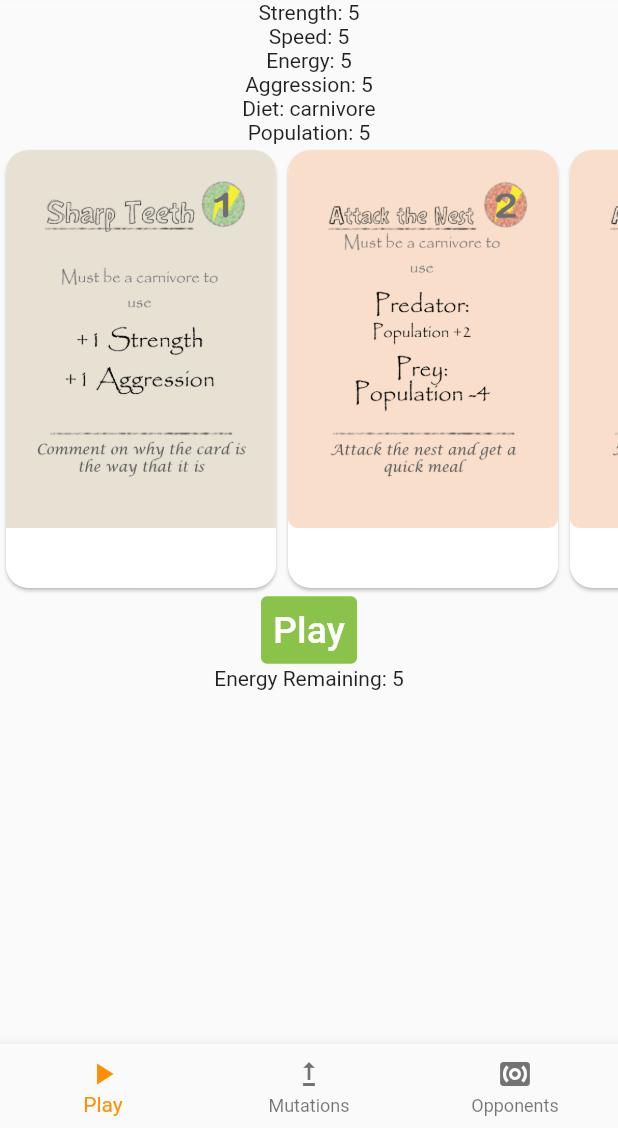
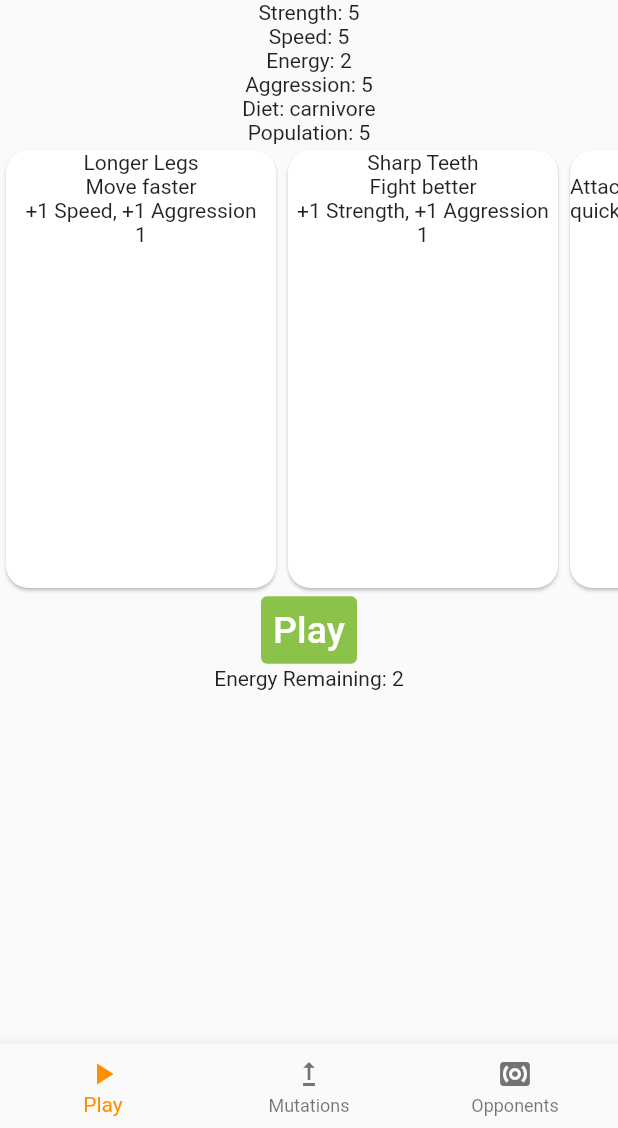
Before and after one commit to LiamWhitenack/MyFirstApp, a Flutter app: the GameScreen screen opened directly, after a tap on "Play", on a phone screen of 412 x 824 dp, the part 108-1236 px from its top. Run offline on Flutter 3.47's test engine with Material 2 defaults, Android fonts, the phone set to English and light mode, and no system bars.

Commit message:
code is easier to work with

```diff
--- a/lib/attack_cards.dart
+++ b/lib/attack_cards.dart
@@ -1,4 +1,7 @@
 import 'dart:async';
+import 'package:myfirstapp/card_classes.dart';
+
+import 'mutation_cards.dart';
 
 import 'package:flutter/foundation.dart';
 import 'package:flutter/material.dart';
@@ -12,10 +15,9 @@
 Species prey = playerOne;
 
 List<Widget> opponentCards(Species predator, ValueNotifier listener,
-    {Function preyConditions = alwaysTrue, bool attackCard = false}) {
+    {Function preyConditions = alwaysTrue, bool attack = false}) {
   List<Species> opponentList = opponents(predator);
   List<Widget> output = [];
-  List<int> cardNums = [];
   List<bool> viableTargetList = [];
   for (var i = 0; i < opponentList.length; i++) {
     viableTargetList.add(preyConditions.call(opponentList.elementAt(i)));
@@ -28,7 +30,7 @@
           child: Container(
             height: 112,
             color: viableTargetList.elementAt(i)
-                ? (listener.value == i ? (attackCard ? Colors.blue : Colors.white) : Colors.white)
+                ? (listener.value == i ? (attack ? Colors.blue : Colors.white) : Colors.white)
                 : Colors.grey,
             child: Column(children: [
               Text('Reproduction: ${opponentList.elementAt(i).reproduction}'),
@@ -65,16 +67,12 @@
   return true;
 }
 
-Map<String, Function> predatorConditions = {'Attack_the_Nest-01': predatorAttackTheNest};
-
-Map<String, Function> preyConditions = {'Attack_the_Nest-01': preyAttackTheNest};
-
 class ChooseOpponentScreen extends StatelessWidget {
   final Species player;
-  final int cardNum;
+  final AttackCardInfo info;
   final ValueNotifier<int> selected = ValueNotifier(999);
 
-  ChooseOpponentScreen({required this.cardNum, required this.player, super.key});
+  ChooseOpponentScreen({required this.info, required this.player, super.key});
 
   @override
   Widget build(BuildContext context) {
@@ -91,8 +89,7 @@
             return Column(
               children: [
                 Column(
-                  children: opponentCards(player, selected,
-                      preyConditions: preyConditions[intToCardName[cardNum]]!, attackCard: true),
+                  children: opponentCards(player, selected, preyConditions: info.preyRequirements, attack: true),
                 ),
                 TextButton(
                     onPressed: () {
--- a/lib/card_classes.dart
+++ b/lib/card_classes.dart
@@ -1,11 +1,71 @@
 // ignore_for_file: prefer_const_constructors
 
 import 'package:flutter/material.dart';
+import 'mutation_cards.dart';
 import 'players.dart';
 import 'species.dart';
 import 'play_screen.dart';
 import 'decks.dart';
 import 'attack_cards.dart';
+
+List<AttackCardInfo> attackCards = [attackTheNest, attackTheNest];
+
+AttackCardInfo attackTheNest = AttackCardInfo(
+    name: 'Attack the Nest',
+    description: 'Attack the nest and get a quick meal',
+    predatorRequirementsString: 'Must be a carnivore',
+    preyRequirementsString: 'Must be a carnivore',
+    predatorEffectsString: '+2 population',
+    preyEffectsString: '+4 population',
+    cost: 3);
+
+class AttackCardInfo {
+  final String name;
+  final String description;
+  final String predatorRequirementsString;
+  final String preyRequirementsString;
+  final String predatorEffectsString;
+  final String preyEffectsString;
+  final int cost;
+  final Function predatorRequirements;
+  final Function preyRequirements;
+  final Function predatorEffects;
+  final Function preyEffects;
+
+  AttackCardInfo({
+    required this.predatorEffectsString,
+    required this.preyEffectsString,
+    required this.name,
+    required this.description,
+    required this.cost,
+    this.predatorEffects = doNothing,
+    this.preyEffects = doNothing,
+    this.predatorRequirements = affordable,
+    this.preyRequirements = preyAttackTheNest,
+    this.predatorRequirementsString = '',
+    this.preyRequirementsString = '',
+  });
+}
+
+class AdaptationCardInfo {
+  final String name;
+  final String description;
+  final String requirementsString;
+  final String effectsString;
+  final int cost;
+  final Function requirements;
+  final Function effects;
+
+  AdaptationCardInfo({
+    required this.effectsString,
+    required this.name,
+    required this.description,
+    required this.requirementsString,
+    required this.cost,
+    this.requirements = affordable,
+    this.effects = doNothing,
+  });
+}
 
 void playLongLegs(Species player) {
   player.increaseAggression(1);
@@ -19,34 +79,90 @@
   player.increaseEnergyToSpend(-1);
 }
 
-class EvolutionCard extends StatefulWidget {
-  final String imgPath;
-  final ValueNotifier<int> valueNotifier;
+// ignore: must_be_immutable
+class AttackCard extends StatelessWidget {
+  final AttackCardInfo info;
+  final ValueNotifier<int> selected;
+  final ValueNotifier<String> selectedType;
   final ValueNotifier<bool> canPlay;
   final int cardNum;
-  const EvolutionCard({
+  AttackCard({
     super.key,
-    required this.imgPath,
-    required this.valueNotifier,
+    required this.info,
+    required this.selected,
+    required this.selectedType,
     required this.canPlay,
     required this.cardNum,
   });
 
   @override
-  State<EvolutionCard> createState() => _EvolutionCardState();
-}
-
-class _EvolutionCardState extends State<EvolutionCard> {
-  @override
   Widget build(BuildContext context) {
     return ValueListenableBuilder<int>(
-        valueListenable: widget.valueNotifier,
+      valueListenable: selected,
       builder: (context, value, child) {
         return GestureDetector(
           child: Card(
             clipBehavior: Clip.antiAlias,
-              color: widget.cardNum == widget.valueNotifier.value
-                  ? (canPlay.value ? Colors.green : Colors.lightGreen)
+            color: (cardNum == selected.value) & (selectedType.value == 'attack')
+                ? (info.predatorRequirements.call(playerOne, info) ? Colors.red : Colors.pink)
+                : Colors.white,
+            shape: RoundedRectangleBorder(
+              borderRadius: BorderRadius.circular(15.0),
+            ),
+            child: InkWell(
+              splashColor: Colors.redAccent,
+              onTap: () {
+                selectedType.value = 'attack';
+                selected.value = cardNum;
+                canPlay.value = info.predatorRequirements.call(playerOne, info);
+              },
+              child: SizedBox(
+                width: 180,
+                height: 300,
+                child: Column(
+                  children: [
+                    Text(info.name),
+                    Text(info.description),
+                    Text(info.predatorEffectsString),
+                    Text(info.preyEffectsString),
+                    Text(info.cost.toString()),
+                  ],
+                ),
+              ),
+            ),
+          ),
+        );
+      },
+    );
+  }
+}
+
+// ignore: must_be_immutable
+class AdaptationCard extends StatelessWidget {
+  final AdaptationCardInfo info;
+  final ValueNotifier<int> selected;
+  final ValueNotifier<String> selectedType;
+  final ValueNotifier<bool> canPlay;
+  final int cardNum;
+  AdaptationCard({
+    super.key,
+    required this.info,
+    required this.selected,
+    required this.selectedType,
+    required this.canPlay,
+    required this.cardNum,
+  });
+
+  @override
+  Widget build(BuildContext context) {
+    return ValueListenableBuilder<int>(
+      valueListenable: selected,
+      builder: (context, value, child) {
+        return GestureDetector(
+          child: Card(
+            clipBehavior: Clip.antiAlias,
+            color: (cardNum == selected.value) & (selectedType.value == 'adaptation')
+                ? (info.requirements.call(playerOne, info) ? Colors.green : Colors.lightGreen)
                 : Colors.white,
             shape: RoundedRectangleBorder(
               borderRadius: BorderRadius.circular(15.0),
@@ -54,39 +170,26 @@
             child: InkWell(
               splashColor: Colors.greenAccent,
               onTap: () {
-                  widget.valueNotifier.value = widget.cardNum;
-                  bool temp = true;
-                  if (cardTypes[intToCardName[widget.valueNotifier.value]] == 'attack') {
-                    temp = predatorConditions[intToCardName[widget.valueNotifier.value]]
-                        ?.call(playerOne); // check to make sure that it can be played if it's an attack card
-                  }
-                  canPlay.value =
-                      (cardCosts[intToCardName[(widget.valueNotifier.value)]]! <= playerOne.energyToSpend) & temp;
-                },
-                onDoubleTap: () {
-                  Navigator.push(
-                    context,
-                    MaterialPageRoute(
-                      builder: (context) => CardZoomed(
-                        imgPath: widget.imgPath,
-                      ),
-                    ),
-                  );
+                selectedType.value = 'adaptation';
+                selected.value = cardNum;
+                canPlay.value = info.requirements.call(playerOne, info);
               },
               child: SizedBox(
                 width: 180,
                 height: 300,
                 child: Column(
-                    children: <Widget>[
-                      Image(
-                        image: AssetImage(widget.imgPath),
-                      ),
+                  children: [
+                    Text(info.name),
+                    Text(info.description),
+                    Text(info.effectsString),
+                    Text(info.cost.toString()),
                   ],
                 ),
               ),
             ),
           ),
         );
-        });
+      },
+    );
   }
 }
--- a/lib/decks.dart
+++ b/lib/decks.dart
@@ -1,126 +1,94 @@
 import 'card_classes.dart';
 import 'package:flutter/material.dart';
-import 'attack_cards.dart';
 
 ValueNotifier<int> selected = ValueNotifier(999);
+ValueNotifier<String> selectedType = ValueNotifier('');
 ValueNotifier<bool> canPlay = ValueNotifier(false);
-List<int> cardNumList = returnCardNumList();
-List<int> discardNumList = [];
 
-Map<int, String> intToCardName = {
-  0: 'Long_Legs-01',
-  1: 'Long_Legs-02',
-  2: 'Long_Legs-03',
-  3: 'Sharp_Teeth-01',
-  4: 'Sharp_Teeth-02',
-  5: 'Sharp_Teeth-03',
-  6: 'Attack_the_Nest-01',
-};
+List<AdaptationCardInfo> adaptationCards = [longLegs, longLegs, longLegs, sharpTeeth, sharpTeeth, sharpTeeth];
+List<AdaptationCardInfo> adaptationCardsDiscard = [];
 
-Map<String, Widget> adaptationCards = {
-  'Long_Legs-01': EvolutionCard(
-    imgPath: "images/Adaptation_Cards/Long_Legs-01.png",
-    valueNotifier: selected,
-    canPlay: canPlay,
-    cardNum: 0,
-  ),
-  'Long_Legs-02': EvolutionCard(
-    imgPath: "images/Adaptation_Cards/Long_Legs-02.png",
-    valueNotifier: selected,
-    canPlay: canPlay,
-    cardNum: 1,
-  ),
-  'Long_Legs-03': EvolutionCard(
-    imgPath: "images/Adaptation_Cards/Long_Legs-03.png",
-    valueNotifier: selected,
-    canPlay: canPlay,
-    cardNum: 2,
-  ),
-  'Sharp_Teeth-01': EvolutionCard(
-    imgPath: "images/Adaptation_Cards/Sharp_Teeth-01.png",
-    valueNotifier: selected,
-    canPlay: canPlay,
-    cardNum: 3,
-  ),
-  'Sharp_Teeth-02': EvolutionCard(
-    imgPath: "images/Adaptation_Cards/Sharp_Teeth-02.png",
-    valueNotifier: selected,
-    canPlay: canPlay,
-    cardNum: 4,
-  ),
-  'Sharp_Teeth-03': EvolutionCard(
-    imgPath: "images/Adaptation_Cards/Sharp_Teeth-03.png",
-    valueNotifier: selected,
-    canPlay: canPlay,
-    cardNum: 5,
-  ),
-  'Attack_the_Nest-01': EvolutionCard(
-    imgPath: "images/Attack_Cards/Attack_the_Nest-01.png",
-    valueNotifier: selected,
-    canPlay: canPlay,
-    cardNum: 6,
-  ),
-};
+List<AttackCardInfo> attackCards = [attackTheNest, attackTheNest, attackTheNest];
+List<AttackCardInfo> attackCardsDiscard = [];
 
-Map<String, int> cardCosts = {
-  'Long_Legs-01': 1,
-  'Long_Legs-02': 1,
-  'Long_Legs-03': 1,
-  'Sharp_Teeth-01': 1,
-  'Sharp_Teeth-02': 1,
-  'Sharp_Teeth-03': 1,
-  'Attack_the_Nest-01': 2,
-};
+AdaptationCardInfo longLegs = AdaptationCardInfo(
+  effectsString: '+1 Speed, +1 Aggression',
+  name: 'Longer Legs',
+  description: 'Move faster',
+  requirementsString: '',
+  cost: 1,
+);
 
-Map<String, String> cardTypes = {
-  'Long_Legs-01': 'adaptation',
-  'Long_Legs-02': 'adaptation',
-  'Long_Legs-03': 'adaptation',
-  'Sharp_Teeth-01': 'adaptation',
-  'Sharp_Teeth-02': 'adaptation',
-  'Sharp_Teeth-03': 'adaptation',
-  'Attack_the_Nest-01': 'attack',
-};
+AdaptationCardInfo sharpTeeth = AdaptationCardInfo(
+  effectsString: '+1 Strength, +1 Aggression',
+  name: 'Sharp Teeth',
+  description: 'Fight better',
+  requirementsString: '',
+  cost: 1,
+);
 
-Map<String, Function> cardFunctions = {
-  'Long_Legs-01': playLongLegs,
-  'Long_Legs-02': playLongLegs,
-  'Long_Legs-03': playLongLegs,
-  'Sharp_Teeth-01': playSharpTeeth,
-  'Sharp_Teeth-02': playSharpTeeth,
-  'Sharp_Teeth-03': playSharpTeeth,
-  'Attack_the_Nest-01': playAttackTheNest,
-};
-
-List<Widget> cardNumsToCards(List<int> cards) {
+List<Widget> evolutionCardWidgets(
+  evolutionCards,
+  ValueNotifier<int> selected,
+  ValueNotifier<bool> canPlay,
+) {
   List<Widget> hand = [];
-  for (var cardNum in cards) {
-    hand.add(adaptationCards[intToCardName[cardNum]]!);
+  for (var i = 0; i < evolutionCards.length; i++) {
+    if (evolutionCards.elementAt(i) is AdaptationCardInfo) {
+      hand.add(AdaptationCard(
+          info: evolutionCards.elementAt(i),
+          selected: selected,
+          selectedType: selectedType,
+          canPlay: canPlay,
+          cardNum: i));
+    } else if (evolutionCards.elementAt(i) is AttackCardInfo) {
+      hand.add(AttackCard(
+          info: evolutionCards.elementAt(i),
+          selected: selected,
+          selectedType: selectedType,
+          canPlay: canPlay,
+          cardNum: i));
+    }
   }
   return hand;
 }
 
-List<int> returnCardNumList() {
-  List<int> res = [];
-  for (var i = 0; i < intToCardName.length; i++) {
-    res.add(i);
+List<Widget> attackCardWidgets(
+    List<AttackCardInfo> attackCards, ValueNotifier<int> selected, ValueNotifier<bool> canPlay) {
+  List<Widget> hand = [];
+  for (var i = 0; i < attackCards.length; i++) {
+    hand.add(AttackCard(
+        info: attackCards.elementAt(i), selected: selected, selectedType: selectedType, canPlay: canPlay, cardNum: i));
   }
-  res.shuffle();
-  return res;
+  return hand;
 }
 
-List<int> drawCardNums(int numCards) {
-  if (cardNumList.length < numCards) {
-    discardNumList.shuffle();
-    cardNumList.addAll(discardNumList);
-    discardNumList = [];
+List<AdaptationCardInfo> drawAdaptationCards(int numCards) {
+  adaptationCards.shuffle();
+  if (adaptationCards.length < numCards) {
+    adaptationCardsDiscard.shuffle();
+    adaptationCards.addAll(adaptationCardsDiscard);
+    adaptationCardsDiscard = [];
   }
-  List<int> drawn = [];
+  List<AdaptationCardInfo> drawn = [];
   for (var i = 0; i < numCards; i++) {
-    drawn.add(cardNumList.first);
-    cardNumList.remove(cardNumList.first);
+    drawn.add(adaptationCards.first);
+    adaptationCards.remove(adaptationCards.first);
   }
-  drawn.add(6);
-  drawn.sort();
   return drawn;
 }
+
+List<AttackCardInfo> drawAttackCards(int numCards) {
+  attackCards.shuffle();
+  if (attackCards.length < numCards) {
+    attackCardsDiscard.shuffle();
+    attackCards.addAll(attackCardsDiscard);
+    attackCardsDiscard = [];
+  }
+  List<AttackCardInfo> drawn = [];
+  for (var i = 0; i < numCards; i++) {
+    drawn.add(attackCards.first);
+    attackCards.remove(attackCards.first);
+  }
+  return drawn;
+}
--- a/lib/play_screen.dart
+++ b/lib/play_screen.dart
@@ -1,8 +1,8 @@
 import 'dart:async';
 
 import 'package:flutter/material.dart';
+import 'package:myfirstapp/card_classes.dart';
 import 'ViewOpponentScreen.dart';
-import 'package:myfirstapp/loading.dart';
 import 'package:myfirstapp/players.dart';
 import 'species.dart';
 import 'attack_cards.dart';
@@ -82,13 +82,13 @@
 Completer<void>? nextButtonCompleter;
 
 class _PlayScreenState extends State<PlayScreen> {
-  Future<void> choosePrey(int cardNum) async {
+  Future<void> choosePrey(AttackCardInfo info) async {
     Navigator.push(
       context,
       MaterialPageRoute(
         builder: (context) => ChooseOpponentScreen(
-          cardNum: cardNum,
           player: playerOne,
+          info: info,
         ),
       ),
     );
@@ -104,6 +104,11 @@
     return ValueListenableBuilder<int>(
       valueListenable: selected,
       builder: (context, value, child) {
+        List handOfInfo = [...playerOne.adaptationCardHand, ...playerOne.attackCardHand];
+        List<Widget> handOfWidgets = evolutionCardWidgets(handOfInfo, selected, canPlay);
+        int numAdaptationCards = handOfInfo
+            .map((element) => element is AdaptationCardInfo ? 1 : 0)
+            .reduce((value, element) => value + element);
         return Column(children: [
           Text('Reproduction: ${playerOne.reproduction}'),
           Text('Strength: ${playerOne.strength}'),
@@ -116,7 +121,10 @@
             child: SizedBox(
               height: 300,
               child: ListView(
-                  shrinkWrap: true, scrollDirection: Axis.horizontal, children: cardNumsToCards(playerOne.hand)),
+                shrinkWrap: true,
+                scrollDirection: Axis.horizontal,
+                children: handOfWidgets,
+              ),
             ),
           ),
           GestureDetector(
@@ -130,19 +138,31 @@
                           ),
                       onPressed: () async {
                         if ((selected.value == 999) | !canPlay.value) return;
-                        if (cardTypes[intToCardName[selected.value]] == 'attack') {
-                          if (!predatorConditions[intToCardName[selected.value]]?.call(playerOne)) return;
-                          await choosePrey(selected.value);
-                          if (!preyConditions[intToCardName[selected.value]]?.call(prey)) return;
+                        if ((handOfInfo.elementAt(selected.value) is AdaptationCardInfo)) {
+                          AdaptationCardInfo adaptationCardPlayed = handOfInfo.elementAt(selected.value);
+                          setState(
+                            () {
+                              adaptationCardPlayed.effects.call(playerOne);
+                              playerOne.adaptationCardHand.remove(adaptationCardPlayed);
+                              adaptationCardsDiscard.add(adaptationCardPlayed);
+                              selected.value = 999;
+                            },
+                          );
+                        } else if (handOfInfo.elementAt(selected.value) is AttackCardInfo) {
+                          AttackCardInfo attackCardPlayed = handOfInfo.elementAt(selected.value);
+                          if (!attackCardPlayed.predatorRequirements.call(playerOne, attackCardPlayed)) return;
+                          await choosePrey(attackCardPlayed);
+                          if (!attackCardPlayed.preyRequirements.call(prey)) return;
+                          setState(
+                            () {
+                              attackCardPlayed.predatorEffects.call(playerOne);
+                              attackCardPlayed.preyEffects.call(prey);
+                              playerOne.attackCardHand.remove(attackCardPlayed);
+                              attackCardsDiscard.add(attackCardPlayed);
+                              selected.value = 999;
+                            },
+                          );
                         }
-                        setState(
-                          () {
-                            cardFunctions[intToCardName[selected.value]]?.call(playerOne);
-                            playerOne.hand.remove(selected.value);
-                            discardNumList.add(selected.value);
-                            selected.value = 999;
-                          },
-                        );
                       },
                       child: const Text(
                         'Play',
--- a/lib/players.dart
+++ b/lib/players.dart
@@ -26,13 +26,14 @@
   homoSapiens.elementAt(0),
   homoSapiens.elementAt(1),
   homoSapiens.elementAt(2),
-  homoSapiens.elementAt(3),
+  homoSapiens.elementAt(3) - 3,
   homoSapiens.elementAt(4),
   homoSapiens.elementAt(5),
   homoSapiens.elementAt(6),
   homoSapiens.elementAt(7),
-  homoSapiens.elementAt(8),
-  drawCardNums(homoSapiens.elementAt(0)),
+  homoSapiens.elementAt(8) - 3,
+  drawAdaptationCards(homoSapiens.elementAt(0)),
+  drawAttackCards(homoSapiens.elementAt(0) - 1),
   [],
 );
 Species playerTwo = Species(
@@ -45,7 +46,8 @@
   homoSapiens.elementAt(6),
   homoSapiens.elementAt(7),
   homoSapiens.elementAt(8),
-  drawCardNums(homoSapiens.elementAt(0)),
+  drawAdaptationCards(homoSapiens.elementAt(0)),
+  drawAttackCards(homoSapiens.elementAt(0) - 1),
   [],
 );
 Species playerThree = Species(
@@ -58,7 +60,8 @@
   homoSapiens.elementAt(6),
   homoSapiens.elementAt(7),
   homoSapiens.elementAt(8),
-  drawCardNums(homoSapiens.elementAt(0)),
+  drawAdaptationCards(homoSapiens.elementAt(0)),
+  drawAttackCards(homoSapiens.elementAt(0) - 1),
   [],
 );
 Species playerFour = Species(
@@ -71,7 +74,8 @@
   homoSapiens.elementAt(6),
   homoSapiens.elementAt(7),
   homoSapiens.elementAt(8),
-  drawCardNums(homoSapiens.elementAt(0)),
+  drawAdaptationCards(homoSapiens.elementAt(0)),
+  drawAttackCards(homoSapiens.elementAt(0) - 1),
   [],
 );
 Species playerFive = Species(
@@ -84,7 +88,8 @@
   homoSapiens.elementAt(6),
   homoSapiens.elementAt(7),
   homoSapiens.elementAt(8),
-  drawCardNums(homoSapiens.elementAt(0)),
+  drawAdaptationCards(homoSapiens.elementAt(0)),
+  drawAttackCards(homoSapiens.elementAt(0) - 1),
   [],
 );
 Species playerSix = Species(
@@ -97,7 +102,8 @@
   homoSapiens.elementAt(6),
   homoSapiens.elementAt(7),
   homoSapiens.elementAt(8),
-  drawCardNums(homoSapiens.elementAt(0)),
+  drawAdaptationCards(homoSapiens.elementAt(0)),
+  drawAttackCards(homoSapiens.elementAt(0) - 1),
   [],
 );
 Species playerSeven = Species(
@@ -110,7 +116,8 @@
   homoSapiens.elementAt(6),
   homoSapiens.elementAt(7),
   homoSapiens.elementAt(8),
-  drawCardNums(homoSapiens.elementAt(0)),
+  drawAdaptationCards(homoSapiens.elementAt(0)),
+  drawAttackCards(homoSapiens.elementAt(0) - 1),
   [],
 );
 Species playerEight = Species(
@@ -123,6 +130,7 @@
   homoSapiens.elementAt(6),
   homoSapiens.elementAt(7),
   homoSapiens.elementAt(8),
-  drawCardNums(homoSapiens.elementAt(0)),
+  drawAdaptationCards(homoSapiens.elementAt(0)),
+  drawAttackCards(homoSapiens.elementAt(0) - 1),
   [],
 );
--- a/lib/species.dart
+++ b/lib/species.dart
@@ -1,3 +1,4 @@
+import 'package:myfirstapp/card_classes.dart';
 import 'package:myfirstapp/decks.dart';
 import 'package:myfirstapp/players.dart';
 
@@ -11,7 +12,8 @@
   String diet;
   int population;
   int energyToSpend;
-  List<int> hand;
+  List<AdaptationCardInfo> adaptationCardHand;
+  List<AttackCardInfo> attackCardHand;
   List<Species> opponents;
 
   Species(
@@ -24,13 +26,14 @@
     this.diet,
     this.population,
     this.energyToSpend,
-    this.hand,
+    this.adaptationCardHand,
+    this.attackCardHand,
     this.opponents,
   );
 
   void drawCards() {
-    hand.addAll(drawCardNums(reproduction));
-    hand.sort();
+    adaptationCardHand.addAll(drawAdaptationCards(reproduction));
+    attackCardHand.addAll(drawAttackCards(reproduction));
   }
 
   void increaseReproduction(int x) => reproduction = reproduction + x;
```
Also changed, not shown: lib/mutation_cards.dart (+4 -4 lines), lib/mutation_screen.dart (+6 -2 lines), pubspec.lock. Lines whose indentation alone changed are shown as unchanged.
